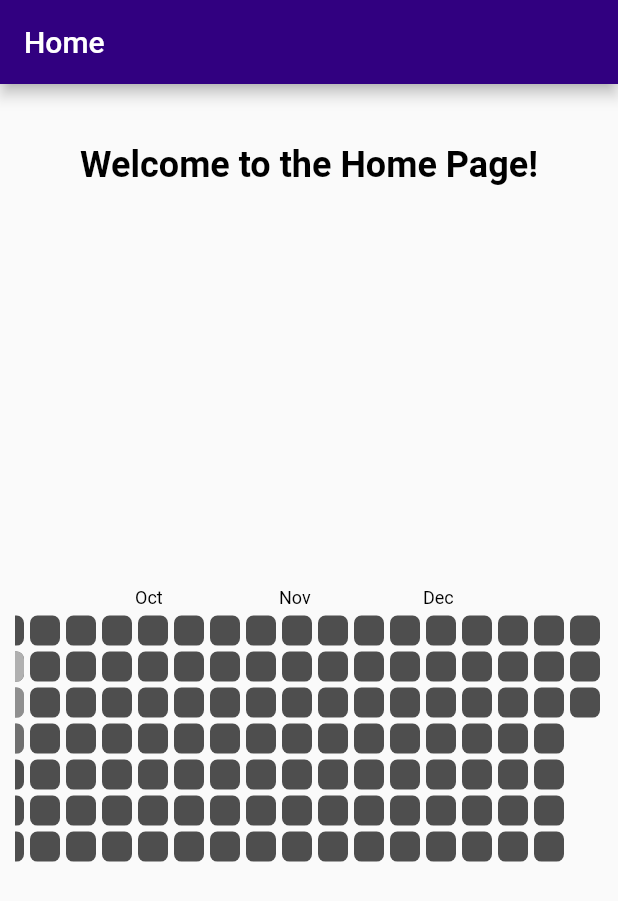
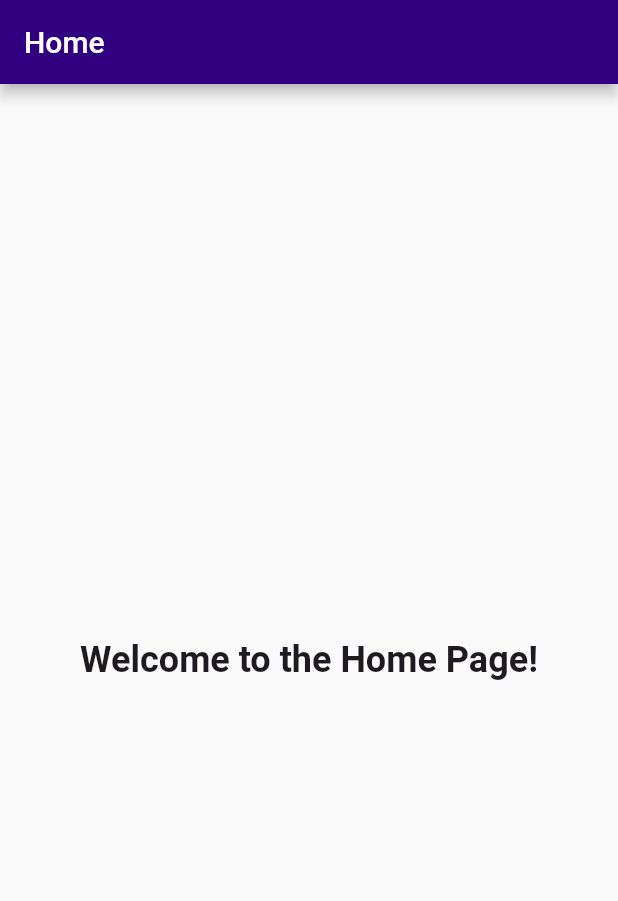
Before and after one commit to Rithik1611/team_up, a Flutter app: the HomePage screen opened directly, on a phone screen of 412 x 824 dp. Shown: the top 901 px of the screen. Run offline on Flutter 3.47's test engine with Material 3 defaults, Android fonts, the phone set to English and light mode, and no system bars; drawn by our look-alikes of flutter_heatmap_calendar; our stand-ins replace awesome_snackbar_content, curved_navigation_bar, dio, dropdown_search, getwidget, google_fonts and 2 more.

Commit message:
no-heatmap

```diff
--- a/lib/view/home_page.dart
+++ b/lib/view/home_page.dart
@@ -1,79 +1,19 @@
 import 'package:flutter/material.dart';
-import 'package:flutter_heatmap_calendar/flutter_heatmap_calendar.dart';
 
-class HomePage extends StatefulWidget {
+class HomePage extends StatelessWidget {
   const HomePage({super.key});
-
-  @override
-  State<HomePage> createState() => _HomePageState();
-}
-
-class _HomePageState extends State<HomePage> {
-  Map<DateTime, int> dateMap = {};
-  // Define the start and end dates
-  DateTime startDate = DateTime(DateTime.now().year, 1, 1);
-  DateTime endDate = DateTime(DateTime.now().year, 12, 31);
-
-  // Populate the dateMap with real data
-  void populateDateMap() {
-    DateTime now = DateTime.now();
-    dateMap = {
-      DateTime(now.year, now.month, now.day): 1,
-      DateTime(now.year, now.month, now.day - 1): 2,
-      DateTime(now.year, now.month, now.day - 2): 3,
-      // Add more dates and their associated values here
-    };
-  }
-
-  @override
-  void initState() {
-    populateDateMap(); // Call this to populate dateMap with your actual data
-    super.initState();
-  }
 
   @override
   Widget build(BuildContext context) {
     return Scaffold(
-      appBar: AppBar(
-        automaticallyImplyLeading: false,
-        backgroundColor: const Color.fromARGB(255, 49, 0, 128),
+      appBar: AppBar(automaticallyImplyLeading: false,
+      backgroundColor: const Color.fromARGB(255, 49, 0, 128),
         title: const Text('Home'),
       ),
-      body: SizedBox(
-        height: MediaQuery.of(context).size.height,
-        width: MediaQuery.of(context).size.width,
-        child: Column(
-          children: [
-            const SizedBox(height: 40),
-            const Text(
-              'Welcome to the Home Page!',
-              style: TextStyle(fontSize: 24, fontWeight: FontWeight.bold, color: Color.fromARGB(255, 0, 0, 0)),
-            ),
-            const SizedBox(height: 20),
-            Expanded(
-              child: Center(
-                child: Padding(
-                  padding: const EdgeInsets.symmetric(horizontal: 10),
-                  child: HeatMap(
-                    datasets: dateMap,
-                    startDate: startDate,
-                    endDate: endDate,
-                    textColor: const Color.fromARGB(255, 0, 0, 0),
-                    defaultColor: const Color.fromARGB(255, 78, 78, 78),
-                    colorMode: ColorMode.opacity,
-                    showText: false,
-                    scrollable: true,
-                    showColorTip: false,
-                    colorsets: const {
-                      1: Color(0xffB0B0B0), // Light gray
-                      2: Color.fromARGB(255, 255, 0, 0), // Medium gray
-                      3: Color.fromARGB(255, 255, 0, 0), // Dark gray
-                    },
-                  ),
-                ),
-              ),
-            ),
-          ],
+      body: const Center(
+        child: Text(
+          'Welcome to the Home Page!',
+          style: TextStyle(fontSize: 24, fontWeight: FontWeight.bold),
         ),
       ),
     );
```
Also changed, not shown: pubspec.lock.
